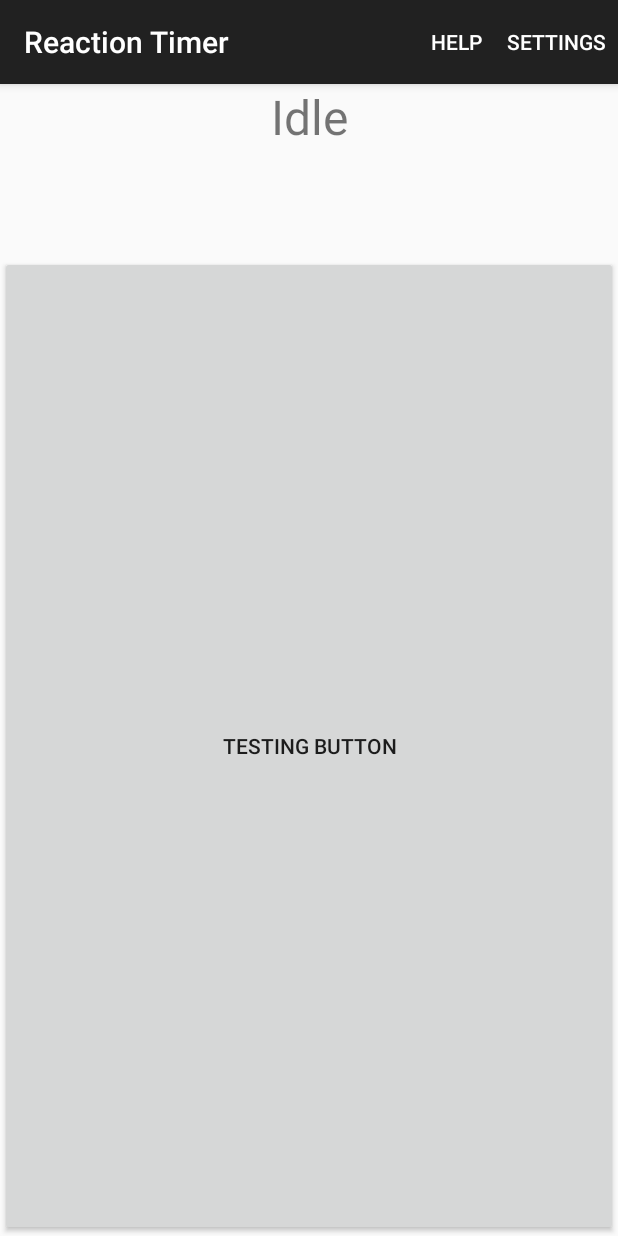
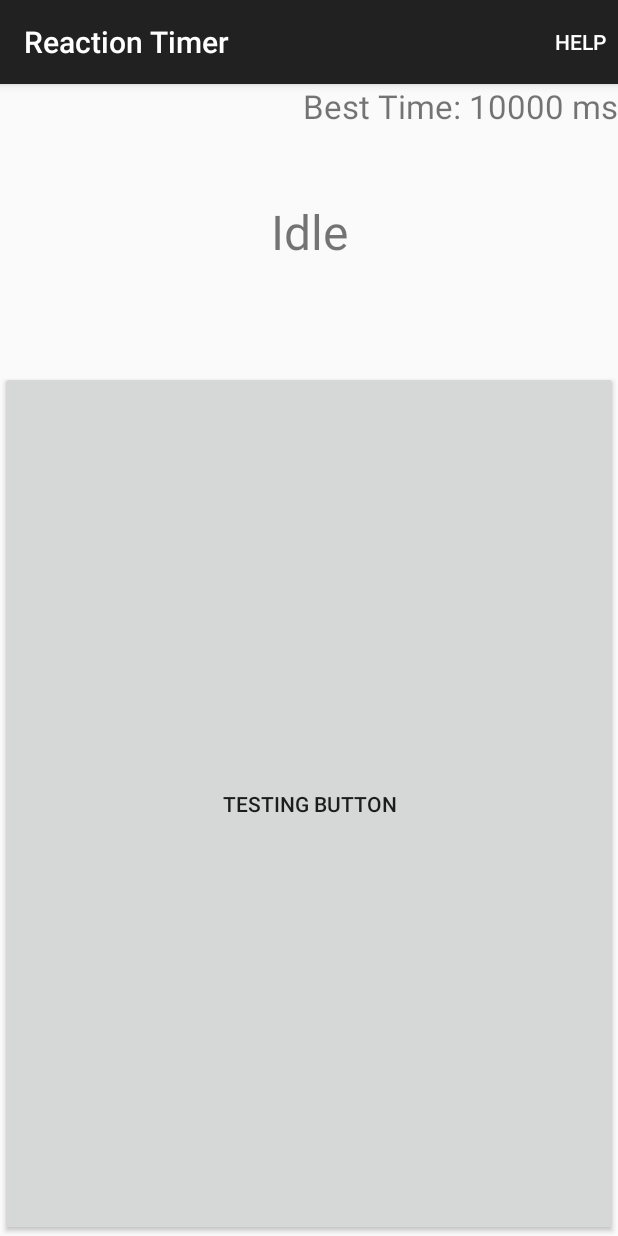
Before and after one commit to jueshi/ReactionTest, an Android app: the screen it shows after launch (MainActivity), on a phone screen of 412 x 824 dp. Run offline under Robolectric (Android 15) with nearby library versions, the phone set to English and light mode, and no system bars.

Commit message:
New feature: Now uses SharedPreferences to persist a "high score" (user's best reaction time). The best reaction time loads on subsequent app viewings, above and to the right of the main activity status.

```diff
--- a/Reaction Test/src/main/java/org/fanchuan/coursera/reactiontest/MainActivity.java
+++ b/Reaction Test/src/main/java/org/fanchuan/coursera/reactiontest/MainActivity.java
@@ -3,6 +3,7 @@ package org.fanchuan.coursera.reactiontest;
 import android.app.Dialog;
 import android.app.NotificationManager;
 import android.content.Context;
+import android.content.SharedPreferences;
 import android.os.Bundle;
 import android.os.Handler;
 import android.os.SystemClock;
@@ -19,21 +20,24 @@ import java.util.Random;
 public class MainActivity extends ActionBarActivity {
 
     final String TAG = MainActivity.class.getSimpleName();
-
     //The activity can be in one of three states
     final short STATE_IDLE = 0; // Idle, waiting for user to press button
+    private short activityState = STATE_IDLE;
     final short STATE_DELAY = 1; // User pressed begin test button, random delay
     final short STATE_TESTING = 2; // Reaction timer is running, waiting for button press
     final short STATE_FINISHED = 3; // Congratulate user
+    private final String keyBestTime = "keyBestTime";
+    String[] stateDescriptions;
     final Runnable UPDATE_UI_STATUS = new Runnable() {
         public void run() {
             final TextView VW_STATUS = (TextView) findViewById(R.id.status);
             VW_STATUS.setText(stateDescriptions[activityState]);
         }
     };
-    long timeTestStart = 0;
-    short activityState = STATE_IDLE;
-    String[] stateDescriptions;
+    //Persistent items saved to preferences; currently best reaction time only
+    private SharedPreferences prefs;
+    private long bestTime;
+    private long timeTestStart = 0;
     private Handler handlerTest = new Handler(); //must maintain handler state, used for reaction timing
     private Random randTimer = new Random();
 
@@ -41,6 +45,14 @@ public class MainActivity extends ActionBarActivity {
     protected void onCreate(Bundle savedInstanceState) {
         super.onCreate(savedInstanceState);
         setContentView(R.layout.activity_main);
+
+        //Retrieve preferences (saved best reaction time)
+        prefs = getPreferences(MODE_PRIVATE);
+        bestTime = prefs.getLong(keyBestTime, 10000); //default reaction time if not saved
+        Log.d(TAG, "bestTime: " + bestTime);
+        showBestTime();
+
+        //Each state has its own unique text description
         stateDescriptions = getResources().getStringArray(R.array.state_descriptions);
         handlerTest.post(UPDATE_UI_STATUS);
 
@@ -81,7 +93,7 @@ public class MainActivity extends ActionBarActivity {
 
     public void showEndTestNotification(String reactionTimeText) {
         /* Generates a sample notification, notifying of the reaction time.
-        If there is a problem with notifications we will skip it */
+        Worked in several Genymotion API18 emulators and Moto Xoom tablet but crashed on LG API10 phone (??) */
         try {
             NotificationCompat.Builder notifyReactionTimeBuilder = new NotificationCompat.Builder(this)
                     .setSmallIcon(R.drawable.ic_launcher)
@@ -94,7 +106,6 @@ public class MainActivity extends ActionBarActivity {
         }
     }
 
-
     public void showHelp() {
         Dialog help = new Dialog(this);
         help.setContentView(R.layout.dialog_help);
@@ -105,6 +116,25 @@ public class MainActivity extends ActionBarActivity {
         Dialog help = new Dialog(this);
         help.setContentView(R.layout.dialog_settings);
         help.show();
+    }
+
+    private void showBestTime() {
+        // If test complete, run submitLatestTime() first; Assumes bestTime is already populated
+        TextView vw = (TextView) findViewById(R.id.bestTime);
+        String bestTimeText = String.format(getResources().getString(R.string.bestTime), bestTime);
+        vw.setText(bestTimeText);
+    }
+
+    private void submitLatestTime(long latestTime) {
+        //Check latestTime versus bestTime, if so, update bestTime and persist in preferences
+        if (latestTime < bestTime) {
+            bestTime = latestTime;
+            Log.d(TAG, "submitLatestTime: " + latestTime);
+            SharedPreferences.Editor editor = prefs.edit();
+            editor.putLong(keyBestTime, latestTime);
+            editor.commit();
+            Log.d(TAG, "Committed to preferences latestTime: " + latestTime);
+        }
     }
 
     public void clickGoButton(View vw) {
@@ -124,6 +154,8 @@ public class MainActivity extends ActionBarActivity {
                         long timeElapsed = SystemClock.elapsedRealtime() - timeTestStart;
                         final TextView VW_STATUS = (TextView) findViewById(R.id.status);
                         String reactionTimeText = String.format(stateDescriptions[STATE_FINISHED], timeElapsed);
+                        submitLatestTime(timeElapsed);
+                        showBestTime();
                         VW_STATUS.setText(reactionTimeText);
                         showEndTestNotification(reactionTimeText);
                     }
--- a/Reaction Test/src/main/res/layout/activity_main.xml
+++ b/Reaction Test/src/main/res/layout/activity_main.xml
@@ -6,11 +6,20 @@
     tools:context=".MainActivity">
 
     <TextView
+        android:id="@+id/bestTime"
+        android:layout_width="match_parent"
+        android:layout_height="0dp"
+        android:textSize="22sp"
+        android:text="--"
+        android:gravity="right"
+        android:layout_weight="0.10" />
+
+    <TextView
         android:id="@+id/status"
         android:layout_width="match_parent"
         android:layout_height="0dp"
         android:textSize="32sp"
-        android:text="STATUS"
+        android:text="--"
         android:gravity="center_horizontal"
         android:layout_weight="0.15" />
 
@@ -20,6 +29,6 @@
         android:layout_height="0dp"
         android:onClick="clickGoButton"
         android:text="@string/go_button"
-        android:layout_weight="0.85" />
+        android:layout_weight="0.75" />
 
 </LinearLayout>
--- a/Reaction Test/src/main/res/menu/main.xml
+++ b/Reaction Test/src/main/res/menu/main.xml
@@ -6,10 +6,12 @@
         android:title="@string/help_button"
         app:showAsAction="ifRoom" />
 
+    <!--
+    Settings option not implemented
     <item
         android:id="@+id/action_settings"
         android:orderInCategory="100"
         android:title="@string/action_settings"
         app:showAsAction="ifRoom" />
-
+    -->
 </menu>
--- a/Reaction Test/src/main/res/values/strings.xml
+++ b/Reaction Test/src/main/res/values/strings.xml
@@ -1,25 +1,23 @@
 <?xml version="1.0" encoding="utf-8"?>
 <resources>
 
+    <string name="action_settings">Settings</string>
     <string name="app_name">Reaction Timer</string>
-    <string name="title_section1">Section 1</string>
-    <string name="title_section2">Section 2</string>
-    <string name="title_section3">Section 3</string>
-    <string name="action_settings">Settings</string>
+    <string name="bestTime">Best Time: %d ms</string>
+    <string name="go_button">Testing Button</string>
     <string name="help_button">Help</string>
     <string name="help_title">Instructions</string>
     <string name="help_text">This app will measure your reaction time in milliseconds.\n\nAfter you click the button, there is a random delay so that you can\'t anticipate the test start.\nIf you click the button during this delay or change orientation, the test resets.\nWhen instructed, click the button as quickly as you can.\n\n<i>Launch icon: Wikimedia Commons</i></string>
-    <string name="go_button">Testing Button</string>
-
+    <string name="notificationOn">Enable test end notification (compatible devices)</string>
     <string-array name="state_descriptions">
         <item>Idle</item>
         <item>Wait for start...</item>
         <item>Click the button now!</item>
         <item>Reaction time: %d ms</item>
     </string-array>
-
+    <string name="title_section1">Section 1</string>
+    <string name="title_section2">Section 2</string>
+    <string name="title_section3">Section 3</string>
     <string name="title_activity_instruction">InstructionActivity</string>
-    <string name="hello_world">Hello world!</string>
-    <string name="notificationOn">Enable test end notification (compatible devices)</string>
 
 </resources>
```
Also changed, not shown: gradle/wrapper/gradle-wrapper.properties.
